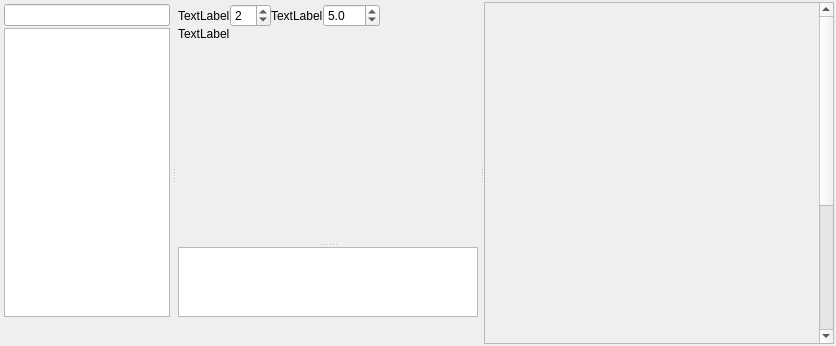
Above: rpfm_ui/ui_templates/group_formations_editor.ui from Frodo45127/rpfm before the change. Below: the same form after it.
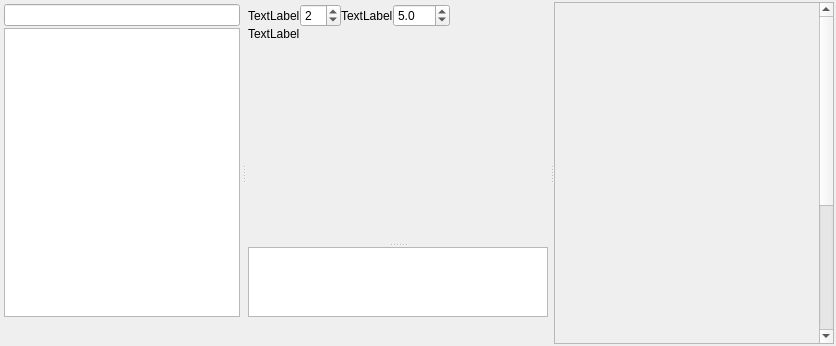
That is the form after the change.

Commit message: Polished the GroupFormations editor. - Subcultures, factions and entity classes are picked from the game and the open packs, using the new `DependenciesColumnValues` server command. - Files opened from the game or dependencies are now read-only. - Crescent arrangements are drawn as curves, and are deeper by their offset in the simulated layout. - Dragging a span moves all its members, and links follow blocks while dragging them. - Tables in the inspector fill their width, and the canvas gets more space by default. - Added Chinese and Russian translations for the editor.

```diff
--- a/rpfm_ui/ui_templates/group_formations_editor.ui
+++ b/rpfm_ui/ui_templates/group_formations_editor.ui
@@ -196,7 +196,7 @@
      </widget>
      <widget class="QScrollArea" name="inspector_scroll_area">
       <property name="widgetResizable"><bool>true</bool></property>
-      <property name="minimumSize"><size><width>350</width><height>0</height></size></property>
+      <property name="minimumSize"><size><width>280</width><height>0</height></size></property>
       <widget class="QStackedWidget" name="inspector_stack">
        <widget class="QWidget" name="empty_page" native="true">
         <layout class="QGridLayout" name="empty_page_layout">
```
The commit also changes 15 other files.
